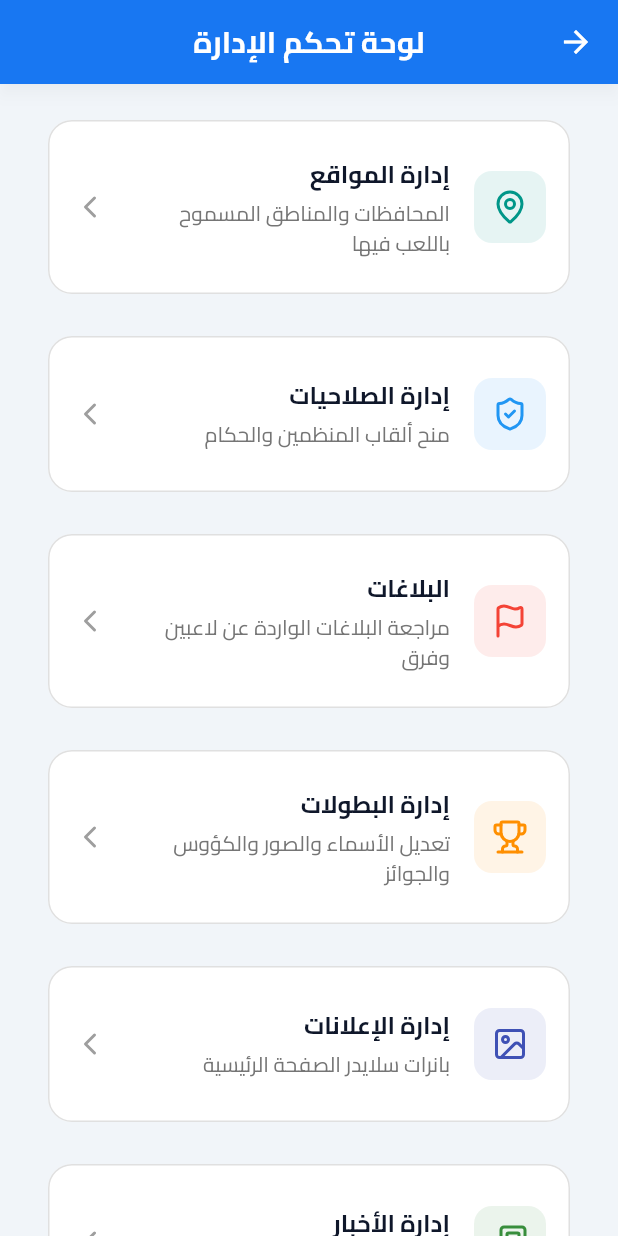
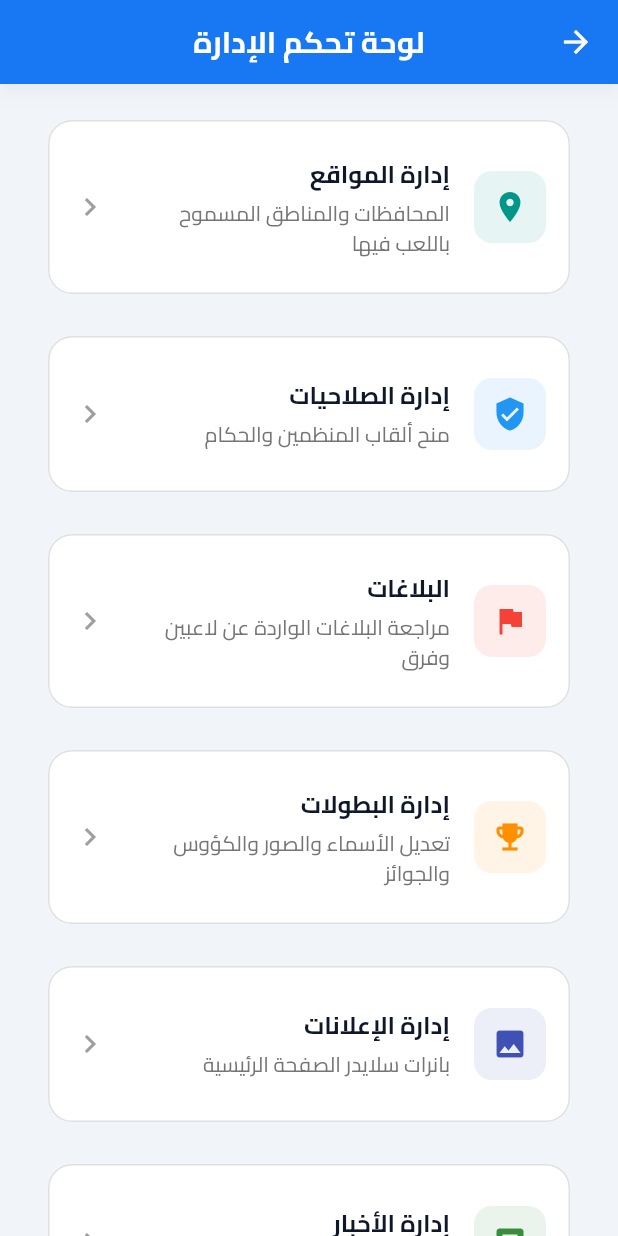
Before and after one commit to Speed3d/touba-app, a Flutter app: the AdminDashboard screen opened directly, on a phone screen of 412 x 824 dp. Run offline on Flutter 3.47's test engine with Material 3 defaults, Android fonts, the phone set to English and light mode, and no system bars; our stand-ins replace cached_network_image, cloud_firestore, cloud_functions, connectivity_plus, equatable, firebase_analytics and 14 more; missing offline and left inert: firebase_app_check; accounts and stored records are empty.

Commit message:
2026_06_26_last_update

```diff
--- a/lib/presentation/screens/admin/admin_dashboard.dart
+++ b/lib/presentation/screens/admin/admin_dashboard.dart
@@ -1,5 +1,4 @@
 import 'package:flutter/material.dart';
-import 'package:lucide_icons/lucide_icons.dart';
 import 'manage_locations_screen.dart';
 import 'manage_roles_screen.dart';
 import 'admin_reports_screen.dart';
@@ -28,7 +27,7 @@
         children: [
           _buildAdminCard(
             context,
-            icon: LucideIcons.mapPin,
+            icon: Icons.location_on,
             title: 'إدارة المواقع',
             subtitle: 'المحافظات والمناطق المسموح باللعب فيها',
             color: Colors.teal,
@@ -39,7 +38,7 @@
           const SizedBox(height: 12),
           _buildAdminCard(
             context,
-            icon: LucideIcons.shieldCheck,
+            icon: Icons.verified_user,
             title: 'إدارة الصلاحيات',
             subtitle: 'منح ألقاب المنظمين والحكام',
             color: Colors.blue,
@@ -50,7 +49,7 @@
           const SizedBox(height: 12),
           _buildAdminCard(
             context,
-            icon: LucideIcons.flag,
+            icon: Icons.flag,
             title: 'البلاغات',
             subtitle: 'مراجعة البلاغات الواردة عن لاعبين وفرق',
             color: Colors.red,
@@ -60,7 +59,7 @@
           const SizedBox(height: 12),
           _buildAdminCard(
             context,
-            icon: LucideIcons.trophy,
+            icon: Icons.emoji_events,
             title: 'إدارة البطولات',
             subtitle: 'تعديل الأسماء والصور والكؤوس والجوائز',
             color: Colors.amber.shade800,
@@ -70,7 +69,7 @@
           const SizedBox(height: 12),
           _buildAdminCard(
             context,
-            icon: LucideIcons.image,
+            icon: Icons.image,
             title: 'إدارة الإعلانات',
             subtitle: 'بانرات سلايدر الصفحة الرئيسية',
             color: Colors.indigo,
@@ -80,7 +79,7 @@
           const SizedBox(height: 12),
           _buildAdminCard(
             context,
-            icon: LucideIcons.newspaper,
+            icon: Icons.article,
             title: 'إدارة الأخبار',
             subtitle: 'نشر وتعديل أخبار الصفحة الرئيسية',
             color: Colors.green.shade700,
@@ -90,7 +89,7 @@
           const SizedBox(height: 12),
           _buildAdminCard(
             context,
-            icon: LucideIcons.userCheck,
+            icon: Icons.how_to_reg,
             title: 'طلبات التحكيم',
             subtitle: 'موافقة/رفض طلبات الراغبين بالتحكيم',
             color: Colors.teal.shade700,
@@ -100,7 +99,7 @@
           const SizedBox(height: 12),
           _buildAdminCard(
             context,
-            icon: LucideIcons.scale,
+            icon: Icons.balance,
             title: 'نزاعات فكّ الارتباط',
             subtitle: 'طلبات خروج رفضها الكباتن وصعّدها اللاعبون',
             color: Colors.purple,
@@ -110,7 +109,7 @@
           const SizedBox(height: 12),
           _buildAdminCard(
             context,
-            icon: LucideIcons.swords,
+            icon: Icons.sports_mma,
             title: 'إدارة التحديات',
             subtitle: 'إلغاء طلبات التحدّي المتروكة (بلا متقدّمين منذ أيام)',
             color: Colors.deepOrange,
@@ -120,7 +119,7 @@
           const SizedBox(height: 12),
           _buildAdminCard(
             context,
-            icon: LucideIcons.layoutGrid,
+            icon: Icons.grid_view,
             title: 'إعدادات الأقسام',
             subtitle: 'إظهار/إخفاء أقسام التطبيق (مثل البطولات)',
             color: Colors.blueGrey,
@@ -130,7 +129,7 @@
           const SizedBox(height: 12),
           _buildAdminCard(
             context,
-            icon: LucideIcons.ticket,
+            icon: Icons.confirmation_number,
             title: 'أكواد التفعيل',
             subtitle: 'توليد أكواد الاشتراك + مدة التجربة + واتساب التفعيل',
             color: Colors.teal,
@@ -140,7 +139,7 @@
           const SizedBox(height: 12),
           _buildAdminCard(
             context,
-            icon: LucideIcons.checkCircle,
+            icon: Icons.check_circle,
             title: 'توثيق الفرق',
             subtitle: 'قريباً...',
             color: Colors.amber.shade700,
@@ -179,7 +178,7 @@
           padding: const EdgeInsets.only(top: 4),
           child: Text(subtitle, style: TextStyle(color: Colors.grey.shade600)),
         ),
-        trailing: const Icon(LucideIcons.chevronLeft, color: Colors.grey),
+        trailing: const Icon(Icons.chevron_left, color: Colors.grey),
         onTap: onTap,
       ),
     );
--- a/lib/presentation/screens/matches/matches_screen.dart
+++ b/lib/presentation/screens/matches/matches_screen.dart
@@ -1,7 +1,6 @@
 import 'package:flutter/material.dart';
 import 'package:flutter_bloc/flutter_bloc.dart';
 import 'package:cached_network_image/cached_network_image.dart';
-import 'package:lucide_icons/lucide_icons.dart';
 import '../../../data/models/tournament_model.dart';
 import '../../../data/repositories/tournament_repository.dart';
 import '../../widgets/core/tooba_empty_state.dart';
@@ -125,7 +124,7 @@
                 Positioned(
                   right: -10,
                   bottom: -10,
-                  child: Icon(LucideIcons.trophy,
+                  child: Icon(Icons.emoji_events,
                       size: 90, color: Colors.white.withValues(alpha: 0.12)),
                 ),
                 Padding(
--- a/lib/presentation/screens/tournaments/tournaments_screen.dart
+++ b/lib/presentation/screens/tournaments/tournaments_screen.dart
@@ -1,7 +1,6 @@
 import 'package:flutter/material.dart';
 import 'package:flutter_bloc/flutter_bloc.dart';
 import 'package:cached_network_image/cached_network_image.dart';
-import 'package:lucide_icons/lucide_icons.dart';
 import '../../cubits/auth/auth_cubit.dart';
 import '../../cubits/auth/auth_state.dart';
 import '../../cubits/tournament/tournament_cubit.dart';
@@ -92,7 +91,7 @@
 
             if (state.tournaments.isEmpty) {
               return ToobaEmptyState(
-                icon: LucideIcons.trophy,
+                icon: Icons.emoji_events,
                 title: 'لا توجد بطولات بعد',
                 subtitle: canManage
                     ? 'أنشئ أول بطولة بزر «إنشاء بطولة» أدناه'
@@ -196,7 +195,7 @@
                 Positioned(
                   right: -20,
                   bottom: -20,
-                  child: Icon(LucideIcons.trophy,
+                  child: Icon(Icons.emoji_events,
                       size: 120, color: Colors.white.withValues(alpha: 0.12)),
                 ),
                 Padding(
--- a/pubspec.yaml
+++ b/pubspec.yaml
@@ -31,7 +31,6 @@
   cupertino_icons: ^1.0.6
   cached_network_image: ^3.4.1
   shimmer: ^3.0.0
-  lucide_icons: ^0.257.0
 
   # Media
   image_picker: ^1.2.2
```
Also changed, not shown: lib/presentation/screens/profile/profile_screen.dart (+5 -11 lines), lib/presentation/screens/settings/settings_screen.dart (+5 -14 lines), pubspec.lock, 11 other files.
